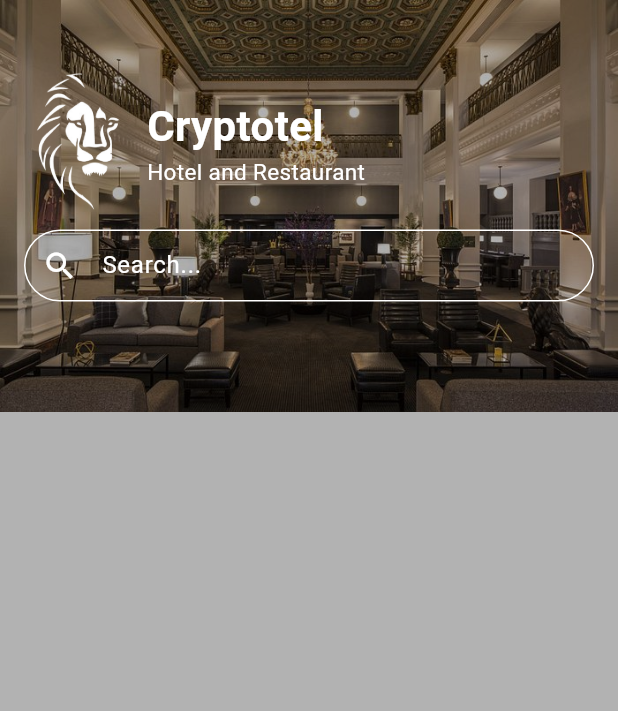
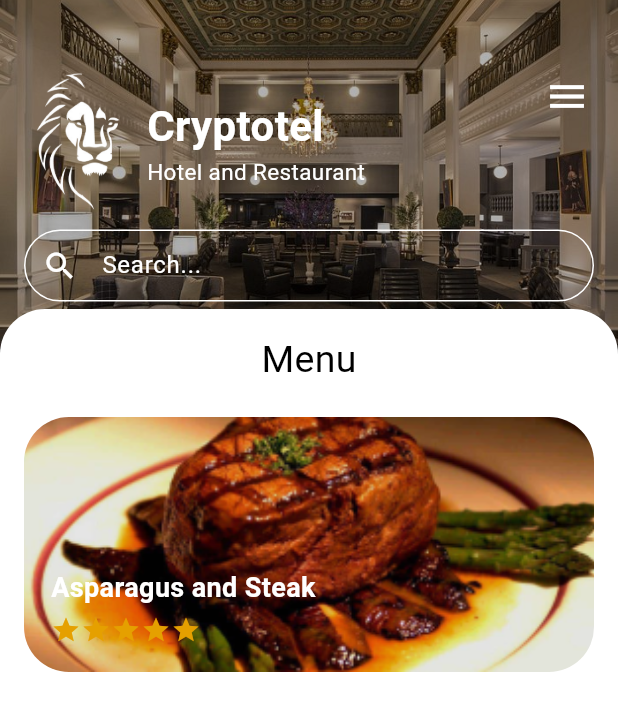
Before and after one commit to Arthritisboy/3Y1Cryptotel, a Flutter app: the MenuScreen screen opened by its route, on a phone screen of 412 x 824 dp. Shown: the top 711 px of the screen. Run offline on Flutter 3.47's test engine with Material 3 defaults, Android fonts, the phone set to English and light mode, and no system bars; our stand-ins replace google_fonts, transparent_image; Roboto replaces fonts that are missing (Inder).

Commit message:
Fixed container shape issue and change the color of the star

```diff
--- a/mobile/lib/presentation/screens/menu_screens.dart
+++ b/mobile/lib/presentation/screens/menu_screens.dart
@@ -1,29 +1,135 @@
 import 'package:flutter/material.dart';
 import 'package:hotel_flutter/presentation/widgets/home/background_image.dart';
 import 'package:hotel_flutter/presentation/widgets/home/header.dart';
+import 'package:hotel_flutter/presentation/widgets/main_drawer.dart';
 
 class MenuScreen extends StatefulWidget {
   const MenuScreen({super.key});
 
   @override
-  State<StatefulWidget> createState() {
-    return _MenuScreenState();
-  }
+  State<MenuScreen> createState() => _MenuScreenState();
 }
 
 class _MenuScreenState extends State<MenuScreen> {
+  void _setScreen(String identifier) {
+    if (identifier == "homescreen") {
+      Navigator.of(context).pushNamed('/homescreen');
+    }
+  }
+
   @override
   Widget build(BuildContext context) {
     return Scaffold(
+      endDrawer: MainDrawer(onSelectScreen: _setScreen),
       body: Stack(
         children: [
-          BackgroundImage(
-            image: 'assets/images/others/homepage.jpg',
+          Positioned(
+            top: 0,
+            left: 0,
+            right: 0,
+            height: MediaQuery.of(context).size.height * 0.3,
+            child: BackgroundImage(
+              image: 'assets/images/others/homepage.jpg',
+            ),
           ),
-          Column(
-            children: [
-              Header(),
-            ],
+          Header(),
+          Positioned(
+            top: 40.0,
+            right: 10.0,
+            child: Builder(
+              builder: (BuildContext context) {
+                return IconButton(
+                  icon: Icon(Icons.menu, color: Colors.white, size: 30),
+                  onPressed: () {
+                    Scaffold.of(context).openEndDrawer();
+                  },
+                );
+              },
+            ),
+          ),
+          Positioned(
+            bottom: 0,
+            left: 0,
+            right: 0,
+            height: MediaQuery.of(context).size.height * 0.75,
+            child: Container(
+              decoration: BoxDecoration(
+                color: Colors.white,
+                borderRadius: BorderRadius.vertical(top: Radius.circular(30.0)),
+              ),
+              child: SingleChildScrollView(
+                child: Padding(
+                  padding: EdgeInsets.all(16),
+                  child: Column(
+                    crossAxisAlignment: CrossAxisAlignment.start,
+                    children: [
+                      Row(
+                        mainAxisAlignment: MainAxisAlignment.center,
+                        children: [
+                          Text(
+                            'Menu',
+                            textAlign: TextAlign.center,
+                            style: TextStyle(
+                                fontSize: 25, fontWeight: FontWeight.w400),
+                          ),
+                        ],
+                      ),
+                      SizedBox(height: 20),
+                      ClipRRect(
+                        borderRadius: BorderRadius.circular(30.0),
+                        child: Stack(
+                          children: [
+                            ColorFiltered(
+                              colorFilter: ColorFilter.mode(
+                                Colors.black.withOpacity(0.1),
+                                BlendMode.darken,
+                              ),
+                              child: Image.asset(
+                                'assets/images/others/food.png',
+                                fit: BoxFit.cover, // Adjust as needed
+                                width: MediaQuery.of(context).size.width,
+                                height: 170,
+                              ),
+                            ),
+                            Positioned(
+                              bottom: 10,
+                              left: 10,
+                              child: Container(
+                                padding: EdgeInsets.all(8),
+                                child: Column(
+                                  crossAxisAlignment: CrossAxisAlignment.start,
+                                  children: [
+                                    Text(
+                                      'Asparagus and Steak',
+                                      style: TextStyle(
+                                        fontSize: 18,
+                                        fontWeight: FontWeight.bold,
+                                        color: Colors.white,
+                                      ),
+                                    ),
+                                    SizedBox(height: 5),
+                                    Row(
+                                      children: List.generate(5, (index) {
+                                        return Icon(
+                                          Icons.star,
+                                          color: const Color.fromARGB(
+                                              255, 229, 160, 0),
+                                          size: 20,
+                                        );
+                                      }),
+                                    ),
+                                  ],
+                                ),
+                              ),
+                            ),
+                          ],
+                        ),
+                      ),
+                    ],
+                  ),
+                ),
+              ),
+            ),
           ),
         ],
       ),
--- a/mobile/lib/presentation/screens/room_screen.dart
+++ b/mobile/lib/presentation/screens/room_screen.dart
@@ -31,7 +31,7 @@ class _RoomScreen extends State<RoomScreen> {
       stars.add(
         Icon(
           i <= rating ? Icons.star : Icons.star_border,
-          color: Colors.yellow,
+          color: const Color.fromARGB(255, 229, 160, 0),
           size: 20.0,
         ),
       );
@@ -61,7 +61,7 @@ class _RoomScreen extends State<RoomScreen> {
             bottom: 0,
             left: 0,
             right: 0,
-            height: MediaQuery.of(context).size.height * 0.6,
+            height: MediaQuery.of(context).size.height * 0.65,
             child: Container(
               decoration: BoxDecoration(
                 color: Colors.white,
--- a/mobile/lib/presentation/screens/tab_screen.dart
+++ b/mobile/lib/presentation/screens/tab_screen.dart
@@ -21,7 +21,11 @@ class _TabScreenState extends State<TabScreen> {
   }
 
   void _setScreen(String identifier) {
-    if (identifier == "homescreen") {}
+    if (identifier == "homescreen") {
+      if (identifier == "homescreen") {
+        Navigator.of(context).pushNamed('/homescreen');
+      }
+    }
   }
 
   @override
--- a/mobile/lib/presentation/widgets/home/popular_rooms.dart
+++ b/mobile/lib/presentation/widgets/home/popular_rooms.dart
@@ -69,7 +69,6 @@ class PopularRooms extends StatelessWidget {
             onHeartPressed: (isFilled) => onHeartPressed(imagePath, isFilled),
             roomName: roomName,
             typeOfRoom: typeOfRoom,
-            // price is not included in ImageWithHeart
           ),
         ),
       );
```
